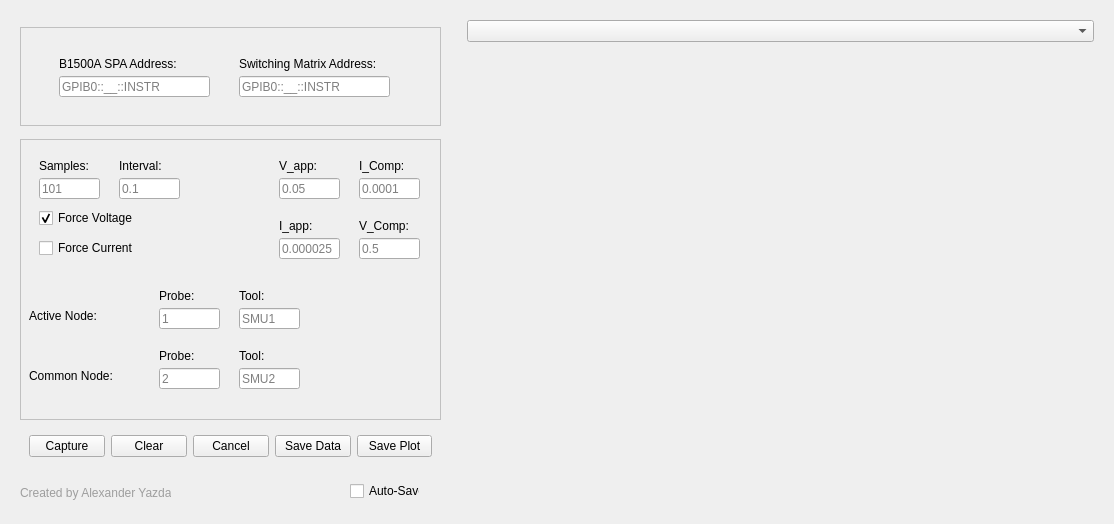
Before: the Qt Designer form DC_Sampling_GUI_2Probe_backend.ui in Alexyazdani/GUI_Testing, drawn with Qt 5.
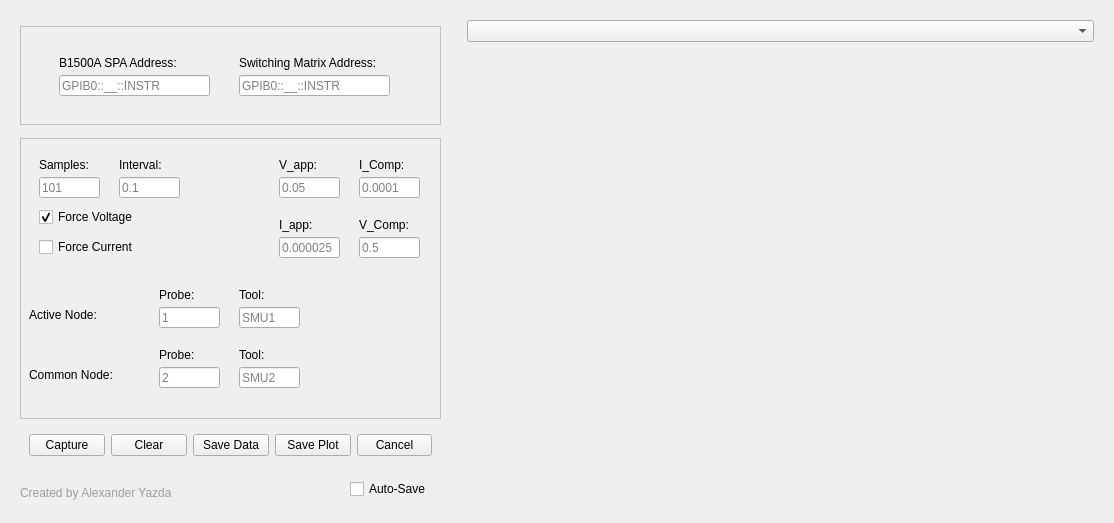
After: the same form once the commit is applied.

What changed in the file:
```diff
--- a/DC_Sampling_GUI_2Probe_backend.ui
+++ b/DC_Sampling_GUI_2Probe_backend.ui
@@ -7,7 +7,7 @@
     <x>0</x>
     <y>0</y>
     <width>1114</width>
-    <height>524</height>
+    <height>519</height>
    </rect>
   </property>
   <property name="windowTitle">
@@ -540,13 +540,6 @@
            </property>
           </widget>
          </item>
-         <item>
-          <widget class="QPushButton" name="cancel_button">
-           <property name="text">
-            <string>Cancel</string>
-           </property>
-          </widget>
-         </item>
          <item>
           <widget class="QPushButton" name="save_data_button">
            <property name="text">
@@ -561,6 +554,13 @@
            </property>
           </widget>
          </item>
+         <item>
+          <widget class="QPushButton" name="cancel_button">
+           <property name="text">
+            <string>Cancel</string>
+           </property>
+          </widget>
+         </item>
         </layout>
        </widget>
       </item>
@@ -589,7 +589,7 @@
          <property name="geometry">
           <rect>
            <x>0</x>
-           <y>10</y>
+           <y>11</y>
            <width>151</width>
            <height>20</height>
           </rect>
@@ -607,8 +607,8 @@
          <property name="geometry">
           <rect>
            <x>330</x>
-           <y>8</y>
-           <width>70</width>
+           <y>7</y>
+           <width>91</width>
            <height>20</height>
           </rect>
          </property>
```
